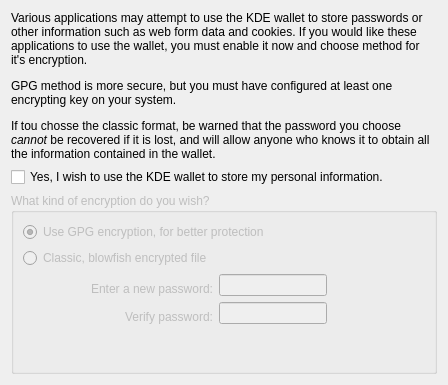
Above: kwalletd/kwalletwizardpagepasswordgpg.ui from KDE/kde-runtime before the change. Below: the same form after it.
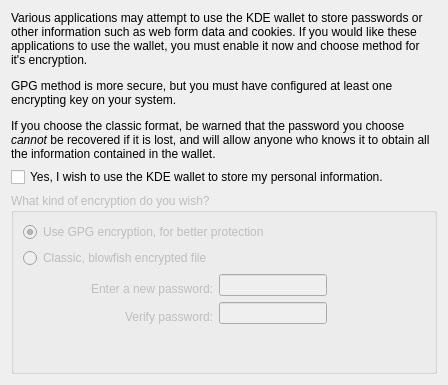
That is the form after the change. Custom widgets are drawn as their Qt base class.

Diff of the .ui file:
```diff
--- a/kwalletd/kwalletwizardpagepasswordgpg.ui
+++ b/kwalletd/kwalletwizardpagepasswordgpg.ui
@@ -14,7 +14,7 @@
    <item>
     <widget class="QLabel" name="textLabel3">
      <property name="text">
-      <string>&lt;html&gt;&lt;head/&gt;&lt;body&gt;&lt;p&gt;Various applications may attempt to use the KDE wallet to store passwords or other information such as web form data and cookies. If you would like these applications to use the wallet, you must enable it now and choose method for it's encryption.&lt;/p&gt;&lt;p&gt;GPG method is more secure, but you must have configured at least one encrypting key on your system.&lt;/p&gt;&lt;p&gt;If tou chosse the classic format, be warned that the password you choose &lt;span style=&quot; font-style:italic;&quot;&gt;cannot&lt;/span&gt; be recovered if it is lost, and will allow anyone who knows it to obtain all the information contained in the wallet.&lt;/p&gt;&lt;/body&gt;&lt;/html&gt;</string>
+      <string>&lt;html&gt;&lt;head/&gt;&lt;body&gt;&lt;p&gt;Various applications may attempt to use the KDE wallet to store passwords or other information such as web form data and cookies. If you would like these applications to use the wallet, you must enable it now and choose method for it's encryption.&lt;/p&gt;&lt;p&gt;GPG method is more secure, but you must have configured at least one encrypting key on your system.&lt;/p&gt;&lt;p&gt;If you choose the classic format, be warned that the password you choose &lt;span style=&quot; font-style:italic;&quot;&gt;cannot&lt;/span&gt; be recovered if it is lost, and will allow anyone who knows it to obtain all the information contained in the wallet.&lt;/p&gt;&lt;/body&gt;&lt;/html&gt;</string>
      </property>
      <property name="textFormat">
       <enum>Qt::RichText</enum>
```
